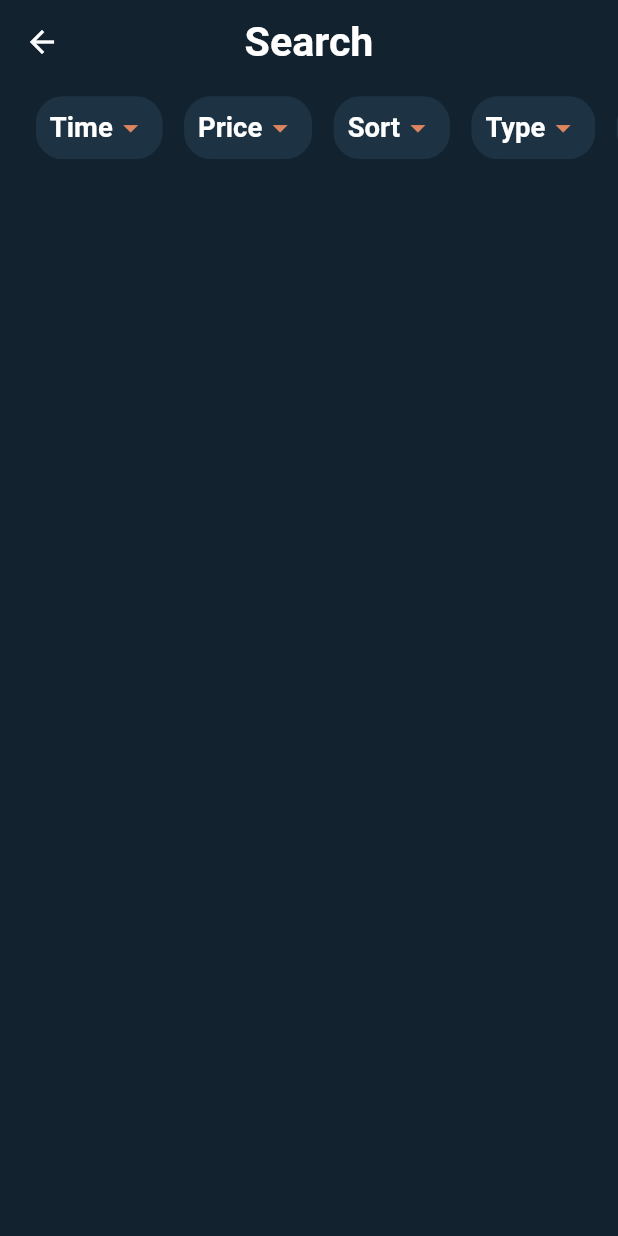
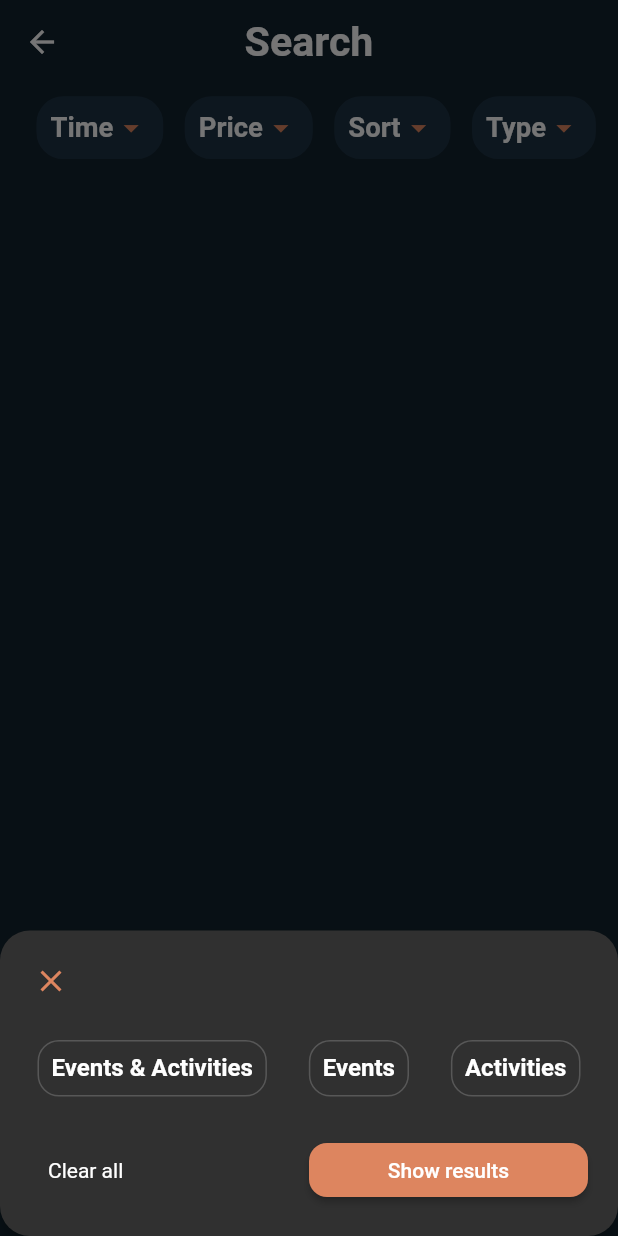
Before and after one commit to Qaiser926/main, a Flutter app: the screen it shows after launch, after a tap on "Type", on a phone screen of 412 x 824 dp. Run offline on Flutter 3.47's test engine with Material 2 defaults, Android fonts, the phone set to English and light mode, and no system bars; our stand-ins replace carousel_slider, flutter_map, flutter_screenutil, flutter_svg, freezed_annotation, geolocator and 8 more; missing offline and left inert: add_2_calendar, amplify_api, amplify_flutter, instant, maps_launcher; generated files the repository leaves out were written again.

Commit message:
working filters

```diff
--- a/lib/core/search/search.dart
+++ b/lib/core/search/search.dart
@@ -55,7 +55,9 @@ class SearchPage extends StatelessWidget {
             ChangeNotifierProvider.value(
               value: SearchNotifier(
                   priceRange: RangeValues(0, 100),
-                  endDate: DateTime(DateTime.now().year + 2)),
+                  endDate: DateTime(DateTime.now().year + 2),
+                  sortCriteria: null,
+                  eAType: null),
             )
           ],
           builder:(context,child){return  Scaffold(
--- a/lib/modules/models/shared_data_models.dart
+++ b/lib/modules/models/shared_data_models.dart
@@ -1,6 +1,7 @@
 
 import 'package:freezed_annotation/freezed_annotation.dart';
 import 'package:json_annotation/json_annotation.dart';
+
 part 'shared_data_models.g.dart';
 
 enum OpeningTimeCode {
@@ -21,6 +22,10 @@ enum Status {
   COMPLETED,
   CANCELED,
   SOLDOUT,
+}
+
+enum Attribution {
+  google,
 }
 
 @JsonSerializable()
--- a/lib/widgets/filter_related/dropdown_bar.dart
+++ b/lib/widgets/filter_related/dropdown_bar.dart
@@ -3,7 +3,9 @@ import 'package:flutter/material.dart';
 import 'package:flutter_gen/gen_l10n/app_localizations.dart';
 import 'package:flutter_screenutil/flutter_screenutil.dart';
 import 'package:othia/widgets/filter_related/price_filter.dart';
+import 'package:othia/widgets/filter_related/sort_filter.dart';
 import 'package:othia/widgets/filter_related/time_filter.dart';
+import 'package:othia/widgets/filter_related/type_filter.dart';
 import 'package:provider/provider.dart';
 
 import '../../utils/ui/ui_utils.dart';
@@ -86,21 +88,23 @@ List<Widget> getFilters({required BuildContext context}) {
     getFilter(
         context: context,
         index: 1,
-        caption: AppLocalizations.of(context)!.sort,
-        coloredBorder: false,
-        onTapFunction: () => print("sort")),
+        caption: getSortCaption(context: context),
+        coloredBorder: Provider.of<SearchNotifier>(context, listen: false)
+            .sortFilterActivated,
+        onTapFunction: () => sortFilterDialog(context: context)),
     getFilter(
         context: context,
         index: 1,
-        caption: AppLocalizations.of(context)!.type,
-        coloredBorder: false,
-        onTapFunction: () => print("type")),
-    getFilter(
-        context: context,
-        index: 1,
-        caption: AppLocalizations.of(context)!.additionalFilters,
-        coloredBorder: false,
-        onTapFunction: () => print("addFilter")),
+        caption: getTypeCaption(context: context),
+        coloredBorder: Provider.of<SearchNotifier>(context, listen: false)
+            .typeFilterActivated,
+        onTapFunction: () => typeFilterDialog(context: context)),
+    // getFilter(
+    //     context: context,
+    //     index: 1,
+    //     caption: AppLocalizations.of(context)!.additionalFilters,
+    //     coloredBorder: false,
+    //     onTapFunction: () => print("addFilter")),
   ];
   // only add category if not in start screen
   if (Provider.of<SearchNotifier>(context, listen: false).showCategoryFilter) {
@@ -143,22 +147,3 @@ List<Widget> getFilters({required BuildContext context}) {
   }
   return filter;
 }
-
-Future<dynamic> TimeFilterDialog({required BuildContext context}) {
-  var test = Provider.of<SearchNotifier>(context, listen: false);
-  return showModalBottomSheet(
-      isScrollControlled: true,
-      elevation: 3,
-      shape: RoundedRectangleBorder(borderRadius: BorderRadius.circular(20.0)),
-      context: context,
-      builder: (_) {
-        return MultiProvider(
-          providers: [
-            ChangeNotifierProvider.value(
-              value: test,
-            )
-          ],
-          child: Wrap(children: [TimeFilter()]),
-        );
-      });
-}
--- a/lib/widgets/filter_related/price_filter.dart
+++ b/lib/widgets/filter_related/price_filter.dart
@@ -10,6 +10,7 @@ import 'search_notifier.dart';
 Future<dynamic> priceFilterDialog({required BuildContext context}) {
   var test = Provider.of<SearchNotifier>(context, listen: false);
   return showModalBottomSheet(
+      isScrollControlled: true,
       elevation: 3,
       shape: RoundedRectangleBorder(borderRadius: BorderRadius.circular(20.0)),
       context: context,
@@ -20,9 +21,8 @@ Future<dynamic> priceFilterDialog({required BuildContext context}) {
               value: test,
             )
           ],
-          child: Container(
-            height: 380,
-            child: PriceFilter(context: context,endValue: 100),
+          child: Wrap(
+            children: [PriceFilter(context: context, endValue: 100)],
           ),
         );
       });
--- a/lib/widgets/filter_related/search_notifier.dart
+++ b/lib/widgets/filter_related/search_notifier.dart
@@ -1,5 +1,7 @@
 import 'package:flutter/cupertino.dart';
 import 'package:flutter/material.dart';
+import 'package:othia/widgets/filter_related/sort_filter.dart';
+import 'package:othia/widgets/filter_related/type_filter.dart';
 
 class SearchNotifier extends ChangeNotifier {
   late RangeValues defaultPriceRange;
@@ -8,6 +10,8 @@ class SearchNotifier extends ChangeNotifier {
   bool priceFilterActivated = false;
   bool showCategoryFilter = false;
   bool timeFilterActivated = false;
+  bool sortFilterActivated = false;
+  bool typeFilterActivated = false;
 
   late String? timeCaption;
 
@@ -16,7 +20,15 @@ class SearchNotifier extends ChangeNotifier {
   late DateTime endDate;
   late DateTime defaultEndDate;
 
-  SearchNotifier({required priceRange, startDate, required endDate}) {
+  late SortCriteria? sortCriteria;
+  late EAType? eAType;
+
+  SearchNotifier(
+      {required priceRange,
+      startDate,
+      required endDate,
+      required this.sortCriteria,
+      required this.eAType}) {
     this.priceRange = this.defaultPriceRange = priceRange;
     this.startDate = this.defaultStartDate = startDate ?? DateTime.now();
     this.endDate = this.defaultEndDate = endDate;
@@ -29,6 +41,10 @@ class SearchNotifier extends ChangeNotifier {
   DateTime get getEndDate => endDate;
 
   String? get getTimeCaption => timeCaption;
+
+  SortCriteria? get getSortCriteria => sortCriteria;
+
+  EAType? get getEAType => eAType;
 
   void changePriceRange({required RangeValues priceRange}) {
     this.priceRange = priceRange;
@@ -52,13 +68,38 @@ class SearchNotifier extends ChangeNotifier {
     notifyListeners();
   }
 
+  void changeSortCriteria({required SortCriteria? sortCriteria}) {
+    if (sortCriteria != null) {
+      this.sortFilterActivated = true;
+      showCategoryFilter = true;
+    } else {
+      showCategoryFilter = false;
+    }
+    this.sortCriteria = sortCriteria;
+    notifyListeners();
+  }
+
+  void changeEAType({required EAType? eAType}) {
+    if (eAType != null) {
+      this.typeFilterActivated = true;
+      showCategoryFilter = true;
+    } else {
+      showCategoryFilter = false;
+    }
+    this.eAType = eAType;
+    notifyListeners();
+  }
+
   void setTimeCaption({required String? caption}) {
     this.timeCaption = caption;
     notifyListeners();
   }
 
   bool isShowResults() {
-    return priceFilterActivated | timeFilterActivated;
+    return priceFilterActivated |
+        timeFilterActivated |
+        sortFilterActivated |
+        typeFilterActivated;
   }
 
   void backToDefault({showCategoryFilterReset = true}) {
@@ -67,6 +108,9 @@ class SearchNotifier extends ChangeNotifier {
     startDate = defaultStartDate;
     endDate = defaultEndDate;
     timeFilterActivated = false;
+    sortCriteria = null;
+    sortFilterActivated = false;
+    typeFilterActivated = false;
     if (showCategoryFilterReset) {
       showCategoryFilter = false;
     }
--- a/lib/widgets/filter_related/time_filter.dart
+++ b/lib/widgets/filter_related/time_filter.dart
@@ -10,6 +10,25 @@ import 'package:typicons_flutter/typicons_flutter.dart';
 
 import '../../utils/services/data_handling/data_handling.dart';
 import 'get_reset_apply_filter.dart';
+
+Future<dynamic> TimeFilterDialog({required BuildContext context}) {
+  var test = Provider.of<SearchNotifier>(context, listen: false);
+  return showModalBottomSheet(
+      isScrollControlled: true,
+      elevation: 3,
+      shape: RoundedRectangleBorder(borderRadius: BorderRadius.circular(20.0)),
+      context: context,
+      builder: (_) {
+        return MultiProvider(
+          providers: [
+            ChangeNotifierProvider.value(
+              value: test,
+            )
+          ],
+          child: Wrap(children: [TimeFilter()]),
+        );
+      });
+}
 
 class TimeFilter extends StatefulWidget {
   TimeFilter({super.key});
@@ -481,7 +500,6 @@ Widget getTimeBox(
   );
 }
 
-// TODO
 String getTimeCaption({required BuildContext context}) {
   if (Provider.of<SearchNotifier>(context, listen: false).timeFilterActivated) {
     DateTime startDate =
@@ -493,13 +511,19 @@ String getTimeCaption({required BuildContext context}) {
     if (caption != null) {
       return caption;
     } else {
-      return startDate.day.toString() +
-          "." +
-          getMonthName(context: context, month: startDate.month) +
-          " - " +
-          startDate.day.toString() +
-          "." +
-          getMonthName(context: context, month: endDate.month);
+      if (endDate == startDate) {
+        return startDate.day.toString() +
+            ". " +
+            getMonthName(context: context, month: startDate.month);
+      } else {
+        return startDate.day.toString() +
+            ". " +
+            getMonthName(context: context, month: startDate.month) +
+            " - " +
+            endDate.day.toString() +
+            ". " +
+            getMonthName(context: context, month: endDate.month);
+      }
     }
   } else {
     return AppLocalizations.of(context)!.time;
--- /dev/null
+++ b/lib/widgets/filter_related/type_filter.dart
@@ -0,0 +1,188 @@
+import 'package:flutter/material.dart';
+import 'package:flutter_gen/gen_l10n/app_localizations.dart';
+import 'package:flutter_screenutil/flutter_screenutil.dart';
+import 'package:othia/utils/ui/ui_utils.dart';
+import 'package:provider/provider.dart';
+
+import 'get_reset_apply_filter.dart';
+import 'search_notifier.dart';
+
+enum EAType { events, activities, eventsActivites }
+
+Future<dynamic> typeFilterDialog({required BuildContext context}) {
+  var test = Provider.of<SearchNotifier>(context, listen: false);
+  return showModalBottomSheet(
+      isScrollControlled: true,
+      elevation: 3,
+      shape: RoundedRectangleBorder(borderRadius: BorderRadius.circular(20.0)),
+      context: context,
+      builder: (_) {
+        return MultiProvider(
+          providers: [
+            ChangeNotifierProvider.value(
+              value: test,
+            )
+          ],
+          child: Wrap(
+            children: [TypeFilter(context: context)],
+          ),
+        );
+      });
+}
+
+class TypeFilter extends StatefulWidget {
+  BuildContext context;
+
+  TypeFilter({super.key, required BuildContext this.context});
+
+  @override
+  State<TypeFilter> createState() => _TypeFilterState(context: this.context);
+}
+
+class _TypeFilterState extends State<TypeFilter> {
+  late EAType? eAType;
+
+  _TypeFilterState({required BuildContext context}) {
+    eAType = Provider.of<SearchNotifier>(context, listen: false).getEAType;
+  }
+
+  @override
+  void initState() {
+    super.initState();
+  }
+
+  Widget getTypeButton(
+      {required BuildContext context,
+      required String caption,
+      required Function onTapFunction,
+      required bool coloredBorder}) {
+    Color? borderColor = null;
+    if (coloredBorder) {
+      borderColor = Theme.of(context).colorScheme.primary;
+    } else {
+      borderColor = Theme.of(context).highlightColor;
+    }
+    return Padding(
+      padding: EdgeInsets.all(5),
+      child: GestureDetector(
+        onTap: () => onTapFunction(),
+        child: Container(
+          // margin: EdgeInsets.only(right: 12.h, left: 20.h ),
+          decoration: BoxDecoration(
+            borderRadius: BorderRadius.circular(12.h),
+            border: Border.all(color: borderColor),
+          ),
+
+          child: Padding(
+            padding: EdgeInsets.all(7.h),
+            child: getCustomFont(
+              text: caption,
+              fontSize: 14.sp,
+              maxLine: 1,
+              fontWeight: FontWeight.w600,
+            ),
+          ),
+        ),
+      ),
+    );
+  }
+
+  bool determineEnabled({required EAType eAType}) {
+    if (eAType ==
+        Provider.of<SearchNotifier>(context, listen: false).getEAType) {
+      return true;
+    } else {
+      return false;
+    }
+  }
+
+  Function getTypeFunction({required EAType eAType}) {
+    if (eAType ==
+        Provider.of<SearchNotifier>(context, listen: false).getEAType) {
+      return () => {
+            setState(() {
+              this.eAType = null;
+              Provider.of<SearchNotifier>(context, listen: false)
+                  .changeEAType(eAType: null);
+            })
+          };
+    } else {
+      return () => {
+            setState(() {
+              this.eAType = eAType;
+              Provider.of<SearchNotifier>(context, listen: false)
+                  .changeEAType(eAType: eAType);
+            })
+          };
+    }
+  }
+
+  List<Widget> getTypeButtons({required BuildContext context}) {
+    List<Widget> sortButtons = [
+      getTypeButton(
+          context: context,
+          caption: AppLocalizations.of(context)!.eventsActivities,
+          onTapFunction: getTypeFunction(eAType: EAType.eventsActivites),
+          coloredBorder: determineEnabled(eAType: EAType.eventsActivites)),
+      getTypeButton(
+          context: context,
+          caption: AppLocalizations.of(context)!.events,
+          onTapFunction: getTypeFunction(eAType: EAType.events),
+          coloredBorder: determineEnabled(eAType: EAType.events)),
+      getTypeButton(
+          context: context,
+          caption: AppLocalizations.of(context)!.activities,
+          onTapFunction: getTypeFunction(eAType: EAType.activities),
+          coloredBorder: determineEnabled(eAType: EAType.activities)),
+    ];
+    return sortButtons;
+  }
+
+  @override
+  Widget build(BuildContext context) {
+    return Column(
+      children: [
+        Padding(
+            padding: EdgeInsets.all(10),
+            child: Row(
+                mainAxisAlignment: MainAxisAlignment.start,
+                children: [CloseButton()])),
+        Padding(
+          padding: EdgeInsets.fromLTRB(20, 0, 20, 0),
+          child: Row(
+            mainAxisAlignment: MainAxisAlignment.spaceBetween,
+            children: getTypeButtons(context: context),
+          ),
+        ),
+        Padding(
+          padding: EdgeInsets.all(20),
+          child: getShowResultsButton(
+              context: context,
+              function: Provider.of<SearchNotifier>(context, listen: false)
+                  .changeEAType,
+              functionArguments: {#eAType: eAType}),
+        )
+      ],
+    );
+  }
+}
+
+String getTypeCaption({required BuildContext context}) {
+  EAType? eAType =
+      Provider.of<SearchNotifier>(context, listen: false).getEAType;
+  if (eAType != null) {
+    return getCaptionForType(eAType: eAType, context: context);
+  } else {
+    return AppLocalizations.of(context)!.type;
+  }
+}
+
+String getCaptionForType(
+    {required EAType eAType, required BuildContext context}) {
+  Map typeMap = {
+    EAType.eventsActivites: AppLocalizations.of(context)!.eventsActivities,
+    EAType.events: AppLocalizations.of(context)!.events,
+    EAType.activities: AppLocalizations.of(context)!.activities,
+  };
+  return typeMap[eAType];
+}
```
Also changed, not shown: assets/i18n/app_de.arb (+6 -1 lines), assets/i18n/app_en.arb (+6 -1 lines), lib/modules/models/detailed_event/detailed_event.dart (+5 -3 lines), lib/widgets/filter_related/sort_filter.dart (added, +191 -0 lines), lib/modules/models/detailed_event/detailed_event.g.dart, 1 other file.
